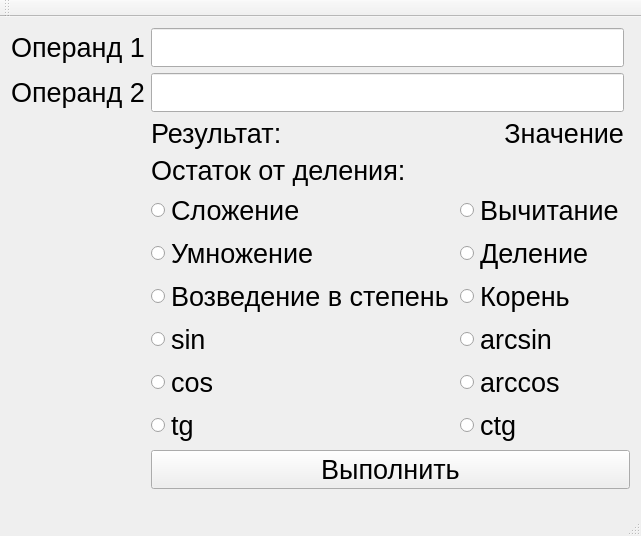
Qt form mainwindow.ui (SuuriKat/CalculatorHomeWork) before a commit.
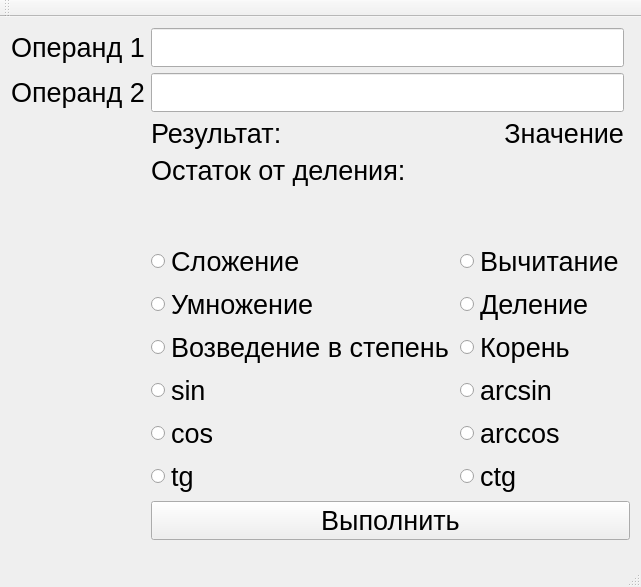
The same form after that commit.

What changed in the file:
```diff
--- a/mainwindow.ui
+++ b/mainwindow.ui
@@ -6,8 +6,8 @@
    <rect>
     <x>0</x>
     <y>0</y>
-    <width>625</width>
-    <height>521</height>
+    <width>630</width>
+    <height>587</height>
    </rect>
   </property>
   <property name="font">
```
Left out of the diff: 4 changed lines with no effect on the pictures.
